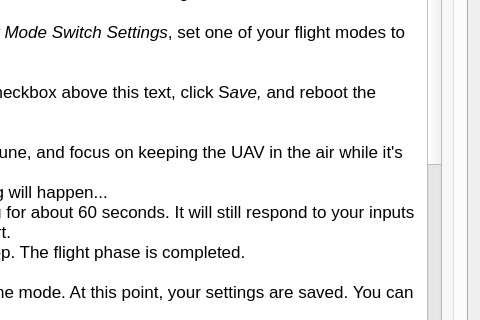
This is ground/gcs/src/plugins/config/autotune.ui in d-ronin/dRonin as Qt 5 draws it before an edit; both pictures show x 358 to 838 and y 287 to 607 of the 838 by 757 pixel window. The edited form follows.
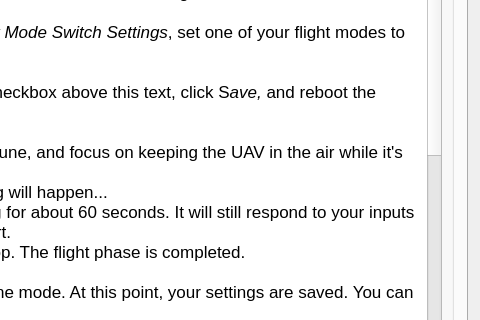
This is the edited form. Icons and pictures are not drawn.

```diff
--- a/ground/gcs/src/plugins/config/autotune.ui
+++ b/ground/gcs/src/plugins/config/autotune.ui
@@ -96,7 +96,7 @@
 &lt;li style=&quot; font-family:'Lucida Grande'; font-size:13pt;&quot; style=&quot; margin-top:0px; margin-bottom:0px; margin-left:0px; margin-right:0px; -qt-block-indent:0; text-indent:0px;&quot;&gt;Land and disarm while still in Autotune mode. At this point, your settings are saved. You can power off the controller if needed.&lt;br /&gt;&lt;/li&gt;
 &lt;li style=&quot; font-family:'Lucida Grande'; font-size:13pt;&quot; style=&quot; margin-top:0px; margin-bottom:0px; margin-left:0px; margin-right:0px; -qt-block-indent:0; text-indent:0px;&quot;&gt;Connect to GCS and check the values on the autotune setup page. If you like them, then click Apply Computed Values. &lt;span style=&quot; font-weight:600;&quot;&gt;For extreme values a prompt will ask if you want to continue. Check your settings carefully in this case.&lt;/span&gt;&lt;br /&gt;&lt;/li&gt;
 &lt;li style=&quot; font-family:'Lucida Grande'; font-size:13pt;&quot; style=&quot; margin-top:0px; margin-bottom:0px; margin-left:0px; margin-right:0px; -qt-block-indent:0; text-indent:0px;&quot;&gt;On the &lt;span style=&quot; font-style:italic;&quot;&gt;Stabilization&lt;/span&gt; configuration screen, check your settings before trying them out (i.e., compare to what you currently use. If they are vastly different, this is an indication to be wary. If you feel confident in them, then click apply.&lt;br /&gt;&lt;/li&gt;
-&lt;li style=&quot; font-family:'Lucida Grande'; font-size:13pt;&quot; style=&quot; margin-top:0px; margin-bottom:12px; margin-left:0px; margin-right:0px; -qt-block-indent:0; text-indent:0px;&quot;&gt;Test fly the new settings. Remember to leave autotune flight mode before taking off.&lt;/li&gt;
+&lt;li style=&quot; font-family:'Lucida Grande'; font-size:13pt;&quot; style=&quot; margin-top:0px; margin-bottom:12px; margin-left:0px; margin-right:0px; -qt-block-indent:0; text-indent:0px;&quot;&gt;Ensure that a normal flight mode (not autotune) is selected prior to flight.  If autotune is left as the active mode, it is likely that the flight controller will not arm.&lt;/li&gt;
 &lt;li style=&quot; font-family:'Lucida Grande'; font-size:13pt;&quot; style=&quot; margin-top:0px; margin-bottom:12px; margin-left:0px; margin-right:0px; -qt-block-indent:0; text-indent:0px;&quot;&gt;Once you are happy with the vehicle's tuning, reconnect to GCS and return to the Stabilization Settings. Click &lt;span style=&quot; font-style:italic;&quot;&gt;Save&lt;/span&gt;. You may now power down the controller board.&lt;/li&gt;&lt;/ol&gt;
 &lt;p style=&quot; margin-top:0px; margin-bottom:12px; margin-left:0px; margin-right:0px; -qt-block-indent:0; text-indent:0px;&quot;&gt;&lt;span style=&quot; font-family:'Lucida Grande'; font-size:13pt;&quot;&gt;Once you have understood the above steps, begin the procedure. Advanced users can proceed to the &lt;/span&gt;&lt;span style=&quot; font-family:'Lucida Grande'; font-size:13pt; font-style:italic;&quot;&gt;Autotune Setup&lt;/span&gt;&lt;span style=&quot; font-family:'Lucida Grande'; font-size:13pt;&quot;&gt; tab for more options.&lt;/span&gt;&lt;/p&gt;&lt;/body&gt;&lt;/html&gt;</string>
             </property>
```
